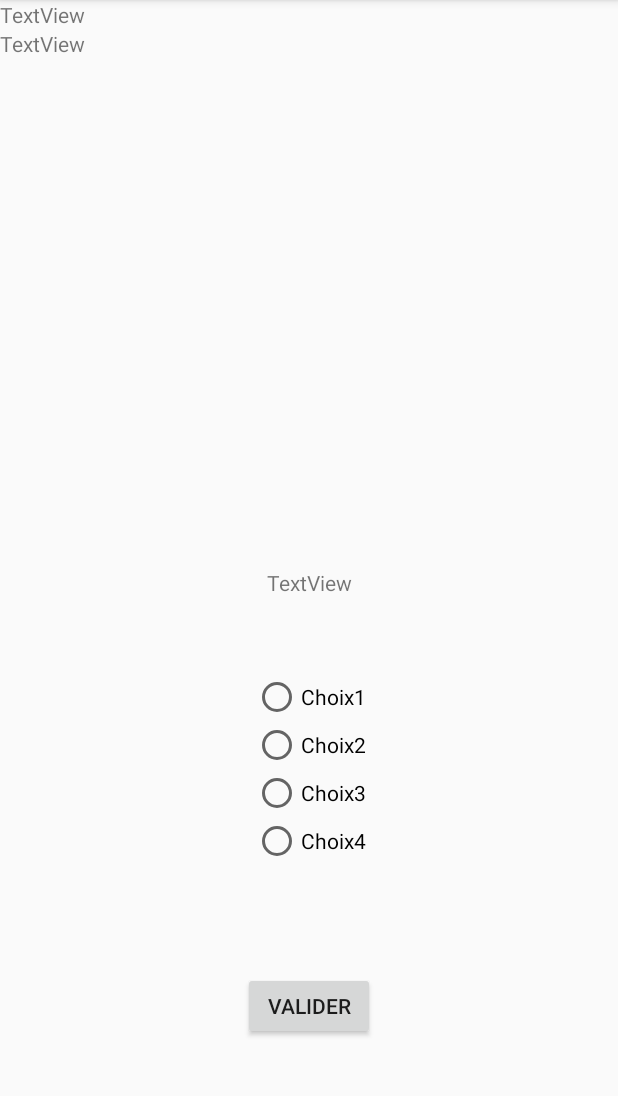
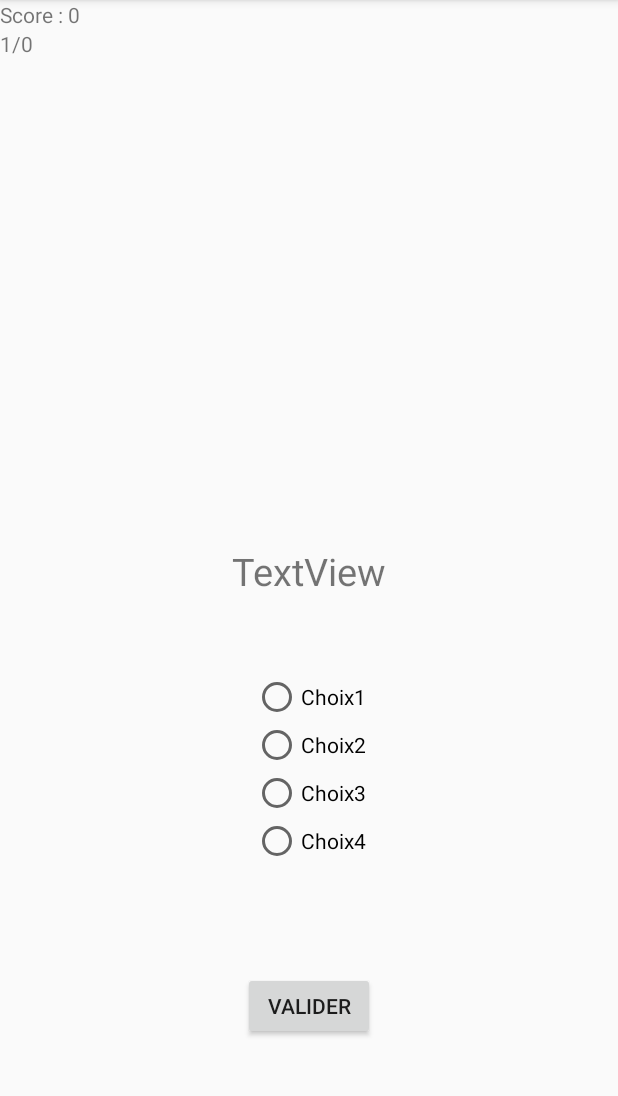
Before and after one commit to rgodet/Remy_Godet_App_Quizz, an Android app: the AfficheQuestionQuizz screen opened directly, with no data from a screen before it, after a tap on "VALIDER", on a phone screen of 412 x 824 dp, the part 84-1180 px from its top. Run offline under Robolectric (Android 15) with nearby library versions, the phone set to English and light mode, and no system bars; 15 statements that could not run were skipped.

Commit message:
Third Commit

```diff
--- a/app/src/main/java/com/example/godetremy/remy_godet_app_quizz/AfficheClass/AfficheQuestionQuizz.java
+++ b/app/src/main/java/com/example/godetremy/remy_godet_app_quizz/AfficheClass/AfficheQuestionQuizz.java
@@ -21,8 +21,28 @@ import static java.security.AccessController.getContext;
 public class AfficheQuestionQuizz extends AppCompatActivity implements View.OnClickListener
 {
 
+
+    /**
+     *
+     * @param txtLibelleQuestion
+     * @param txtScore
+     * @param txtNbQuestion
+     * @param txtRadioGroup
+     * @param txtChoix1
+     * @param txtChoix2
+     * @param txtChoix3
+     * @param txtChoix4
+     * @param valideQuestion
+     * @param score
+     * @param position
+     * @param questionList
+     *
+     */
+
+    //Propriété
     private TextView txtLibelleQuestion;
     private TextView txtScore;
+    private TextView txtNbQuestion;
     private RadioGroup txtRadioGroup;
     private RadioButton txtChoix1;
     private RadioButton txtChoix2;
@@ -33,6 +53,8 @@ public class AfficheQuestionQuizz extends AppCompatActivity implements View.OnCl
     int position = 0;
     List<Question> questionList;
 
+
+    // La Méthode OnCreate va permettre que lorsque l'on démarre l'activité on lance les requetes suivantes
     @Override
     protected void onCreate(Bundle savedInstanceState) {
         super.onCreate(savedInstanceState);
@@ -45,6 +67,8 @@ public class AfficheQuestionQuizz extends AppCompatActivity implements View.OnCl
         questionList =accesLocal.getQuestionQuizz(idquizz);
         init();
 
+        updateUI();
+
         txtChoix1.setText(questionList.get(position).getChoix1());
         txtChoix2.setText(questionList.get(position).getChoix2());
         txtChoix3.setText(questionList.get(position).getChoix3());
@@ -53,10 +77,23 @@ public class AfficheQuestionQuizz extends AppCompatActivity implements View.OnCl
 
 
     }
+
+    private void updateUI() {
+        txtLibelleQuestion.setText(questionList.get(position).getQuestion());
+        txtChoix1.setText(questionList.get(position).getChoix1());
+        txtChoix2.setText(questionList.get(position).getChoix2());
+        txtChoix3.setText(questionList.get(position).getChoix3());
+        txtChoix4.setText(questionList.get(position).getChoix4());
+        txtNbQuestion.setText((position + 1)+ "/" + questionList.size());
+        txtScore.setText("Score : "+ score);
+    }
+
+    //Récupération des radio Button ect...
     private void init() {
 
         txtLibelleQuestion = (TextView) findViewById(R.id.txtLibelleQuestion);
         txtRadioGroup = (RadioGroup) findViewById(R.id.radioGroup);
+        txtNbQuestion = (TextView) findViewById(R.id.txtNbQuestion);
         txtScore = (TextView) findViewById(R.id.txtScore);
         txtChoix1 = (RadioButton) findViewById(R.id.choix1);
         txtChoix2 = (RadioButton) findViewById(R.id.choix2);
@@ -69,27 +106,31 @@ public class AfficheQuestionQuizz extends AppCompatActivity implements View.OnCl
     }
 
 
+    //Evenement on click du bouton valider des questions
+
     @Override
     public void onClick(View v) {
 
 
 
-        if (position < questionList.size() - 1){
+        if (position < questionList.size()){
 
             int id = txtRadioGroup.getCheckedRadioButtonId();
             RadioButton radioButton = findViewById(id);
             if (radioButton.getText().toString().equalsIgnoreCase(questionList.get(position).getReponse())){
+
                 score++;
+                txtScore.setText(" "+ score);
             }
+
             position++;
-            txtChoix1.setText(questionList.get(position).getChoix1());
-            txtChoix2.setText(questionList.get(position).getChoix2());
-            txtChoix3.setText(questionList.get(position).getChoix3());
-            txtChoix4.setText(questionList.get(position).getChoix4());
-            //txtScore.setText(questionList.get(position).get);
-            txtLibelleQuestion.setText (questionList.get(position).getQuestion());
 
-            Log.i("size", "Size : " + questionList.size());
+           if (position == questionList.size()){
+               Toast.makeText(v.getContext(), "LE QUIZ EST TERMINÉ. Votre score est de : "+ score, Toast.LENGTH_LONG).show();
+               return;
+           }
+
+           updateUI();
 
                    // v.getContext(), "Size :" + questionList.size(), Toast.LENGTH_SHORT).show();
         }
--- a/app/src/main/res/layout/activity_affiche_question_quizz.xml
+++ b/app/src/main/res/layout/activity_affiche_question_quizz.xml
@@ -29,6 +29,7 @@
         android:layout_height="wrap_content"
         android:layout_marginBottom="10dp"
         android:text="TextView"
+        android:textSize="25dp"
         app:layout_constraintBottom_toTopOf="@+id/radioGroup"
         app:layout_constraintEnd_toEndOf="parent"
         app:layout_constraintStart_toStartOf="parent" />
```
Also changed, not shown: app/src/main/java/com/example/godetremy/remy_godet_app_quizz/AccesClass/ListViewAdapter.java (+5 -7 lines), app/src/main/java/com/example/godetremy/remy_godet_app_quizz/AjoutClass/AjoutQuestion.java (+13 -1 lines).
